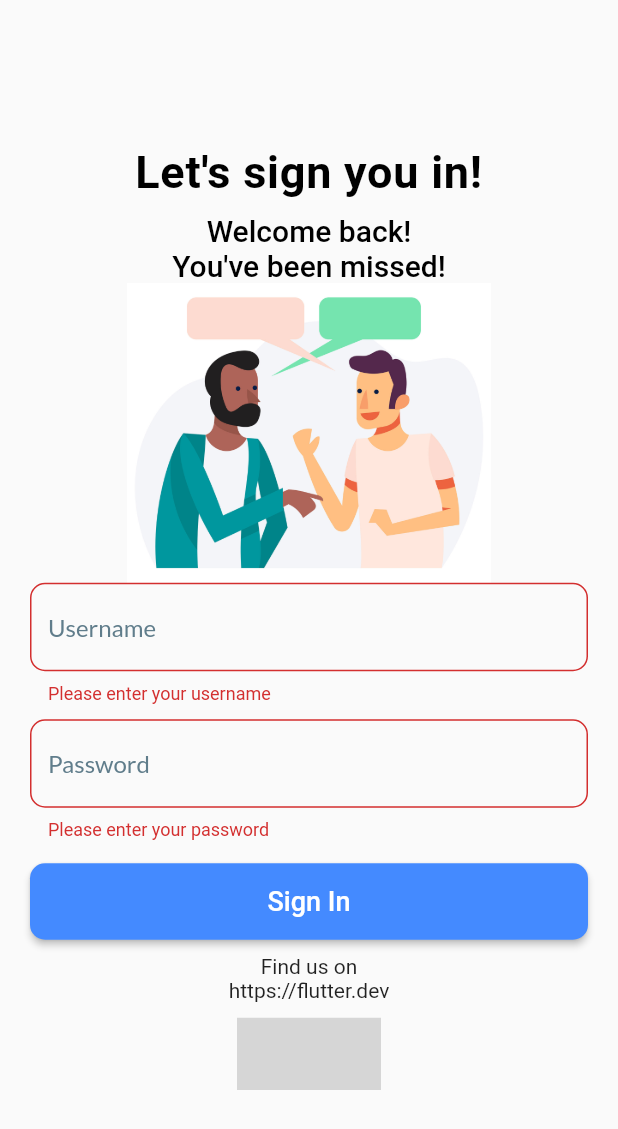
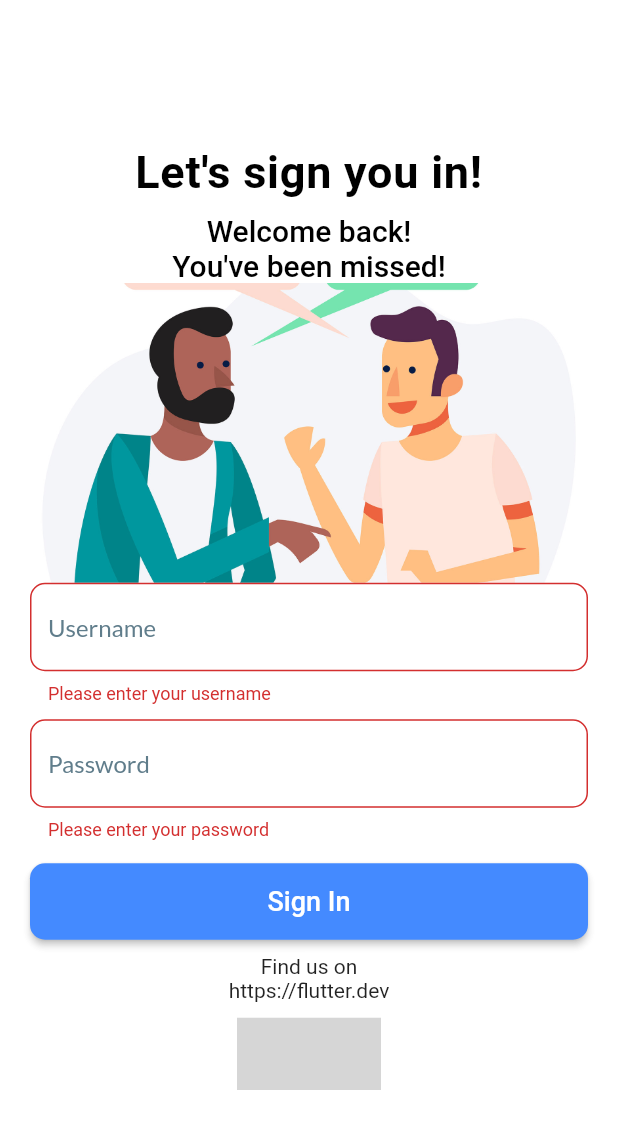
Before and after one commit to azimizzudin/Flutter-Exercise, a Flutter app: the screen it shows after launch, after a tap on "Sign In", on a phone screen of 412 x 824 dp. Shown: the top 1129 px of the screen. Run offline on Flutter 3.47's test engine with Material 2 defaults, Android fonts, the phone set to English and light mode, and no system bars; our stand-ins replace google_fonts; missing offline and left inert: social_media_buttons; network calls fail; statements that could not run were skipped; grey boxes are pictures that could not be loaded.

```diff
--- a/lib/loginPage.dart
+++ b/lib/login_page.dart
@@ -1,5 +1,5 @@
 import 'package:flutter/material.dart';
-import 'package:flutter_exercise/widgets/loginTextField.dart';
+import 'package:flutter_exercise/widgets/login_text_field.dart';
 import 'package:flutter_exercise/utils/spaces.dart';
 import 'package:social_media_buttons/social_media_button.dart';
 import 'package:url_launcher/url_launcher.dart';
@@ -16,24 +16,25 @@ class LoginPage extends StatelessWidget {
 
   void signIn(context) {
     if (_formkey.currentState != null && _formkey.currentState!.validate()) {
-      print('${usernameController.text} ${passwordController.text}');
+      debugPrint('${usernameController.text} ${passwordController.text}');
 
       Navigator.pushReplacementNamed(context, '/chat',
           arguments: usernameController.text);
 
-      print('Sign in succesfully!');
+      debugPrint('Sign in succesfully!');
     } else {
-      print('Sign in failed!');
+      debugPrint('Sign in failed!');
     }
   }
 
   @override
   Widget build(BuildContext context) {
     return Scaffold(
+      backgroundColor: Colors.white24,
       body: Center(
         child: SingleChildScrollView(
           child: Padding(
-            padding: EdgeInsets.symmetric(horizontal: 20),
+            padding: const EdgeInsets.symmetric(horizontal: 20),
             child: Column(
               mainAxisAlignment: MainAxisAlignment.center,
               crossAxisAlignment: CrossAxisAlignment.stretch,
@@ -56,10 +57,15 @@ class LoginPage extends StatelessWidget {
                       fontSize: 20,
                       color: Colors.black),
                 ),
-                Image.asset(
-                  'assets/people-talking-illustration-vector.jpg',
-                  height: 200,
-                ),
+                Container(
+                    height: 200,
+                    width: MediaQuery.of(context).size.width,
+                    decoration: BoxDecoration(
+                        image: const DecorationImage(
+                            fit: BoxFit.fitWidth,
+                            image: AssetImage(
+                                'assets/people-talking-illustration-vector.jpg')),
+                        borderRadius: BorderRadius.circular(12))),
                 Form(
                   key: _formkey,
                   child: Column(
@@ -107,7 +113,7 @@ class LoginPage extends StatelessWidget {
                         shape: const RoundedRectangleBorder(
                             borderRadius:
                                 BorderRadius.all(Radius.circular(10))),
-                        padding: EdgeInsets.all(15)),
+                        padding: const EdgeInsets.all(15)),
                     child: const Text(
                       'Sign In',
                       style: TextStyle(fontSize: 18),
@@ -115,12 +121,12 @@ class LoginPage extends StatelessWidget {
                 verticalSpacing(10),
                 GestureDetector(
                   onTap: () async {
-                    if (!await launch(_url)) {
+                    if (!await launchUrl(_url as Uri)) {
                       throw 'Could not launch $_url';
                     }
                   },
                   child: Column(
-                    children: [Text('Find us on'), Text('$_url')],
+                    children: [const Text('Find us on'), Text(_url)],
                   ),
                 ),
                 verticalSpacing(10),
--- a/lib/main.dart
+++ b/lib/main.dart
@@ -1,24 +1,26 @@
 import 'package:flutter/material.dart';
-import 'package:flutter_exercise/chatPage.dart';
-import 'package:flutter_exercise/loginPage.dart';
-import 'package:flutter_exercise/utils/brandColor.dart';
+import 'package:flutter_exercise/chat_page.dart';
+import 'package:flutter_exercise/login_page.dart';
+import 'package:flutter_exercise/utils/brand_color.dart';
 
 void main() {
-  runApp(ChatApp());
+  runApp(const ChatApp());
 }
 
 class ChatApp extends StatelessWidget {
+  const ChatApp({super.key});
+
   @override
   Widget build(BuildContext context) {
-    // TODO: implement build
     return MaterialApp(
       title: 'Flutter Chat App',
       theme: ThemeData(
+          canvasColor: Colors.transparent,
           primarySwatch: BrandColor.primaryColor,
           appBarTheme: const AppBarTheme(
               backgroundColor: Colors.blue, foregroundColor: Colors.black)),
       home: LoginPage(),
-      routes: {'/chat': (context) => ChatPage()},
+      routes: {'/chat': (context) => const ChatPage()},
     );
   }
 }
--- a/lib/utils/textFieldStyles.dart
+++ b/lib/utils/text_field_styles.dart
@@ -3,5 +3,5 @@ import 'package:google_fonts/google_fonts.dart';
 
 class ThemeTextStyles {
   static TextStyle loginTextFieldStyle =
-      GoogleFonts.lato(textStyle: TextStyle(color: Colors.blueGrey));
+      GoogleFonts.lato(textStyle: const TextStyle(color: Colors.blueGrey));
 }
--- a/lib/widgets/loginTextField.dart
+++ b/lib/widgets/login_text_field.dart
@@ -1,5 +1,5 @@
 import 'package:flutter/material.dart';
-import '../utils/textFieldStyles.dart';
+import '../utils/text_field_styles.dart';
 
 class LoginTextField extends StatelessWidget {
   final TextEditingController controller;
--- a/pubspec.yaml
+++ b/pubspec.yaml
@@ -38,6 +38,10 @@ dependencies:
   google_fonts: ^5.1.0
   url_launcher: ^6.1.12
   social_media_buttons: ^1.0.0
+  build_runner: ^2.4.6
+  dev: ^1.0.0
+  http: ^1.1.0
+  json_annotation: ^4.8.1
 
 dev_dependencies:
   flutter_test:
@@ -49,6 +53,7 @@ dev_dependencies:
   # package. See that file for information about deactivating specific lint
   # rules and activating additional ones.
   flutter_lints: ^2.0.0
+  json_serializable: ^6.7.1
 
 # For information on the generic Dart part of this file, see the
 # following page: https://dart.dev/tools/pub/pubspec
```
Also changed, not shown: lib/chat_page.dart (renamed from lib/chatPage.dart, +16 -14 lines), lib/models/image_model.dart (added, +28 -0 lines), lib/repo/image_repository.dart (added, +38 -0 lines), lib/widgets/chatInput.dart (deleted, +0 -62 lines), lib/widgets/chat_bubble.dart (renamed from lib/widgets/chatBubble.dart, +14 -7 lines), lib/widgets/chat_input.dart (added, +101 -0 lines), lib/widgets/picker_body.dart (added, +54 -0 lines), lib/models/chat_message_entity.dart (renamed from lib/models/chatMessageEntity.dart), lib/models/image_model.g.dart (added), lib/utils/brand_color.dart (renamed from lib/utils/brandColor.dart), pubspec.lock, 1 other file.
